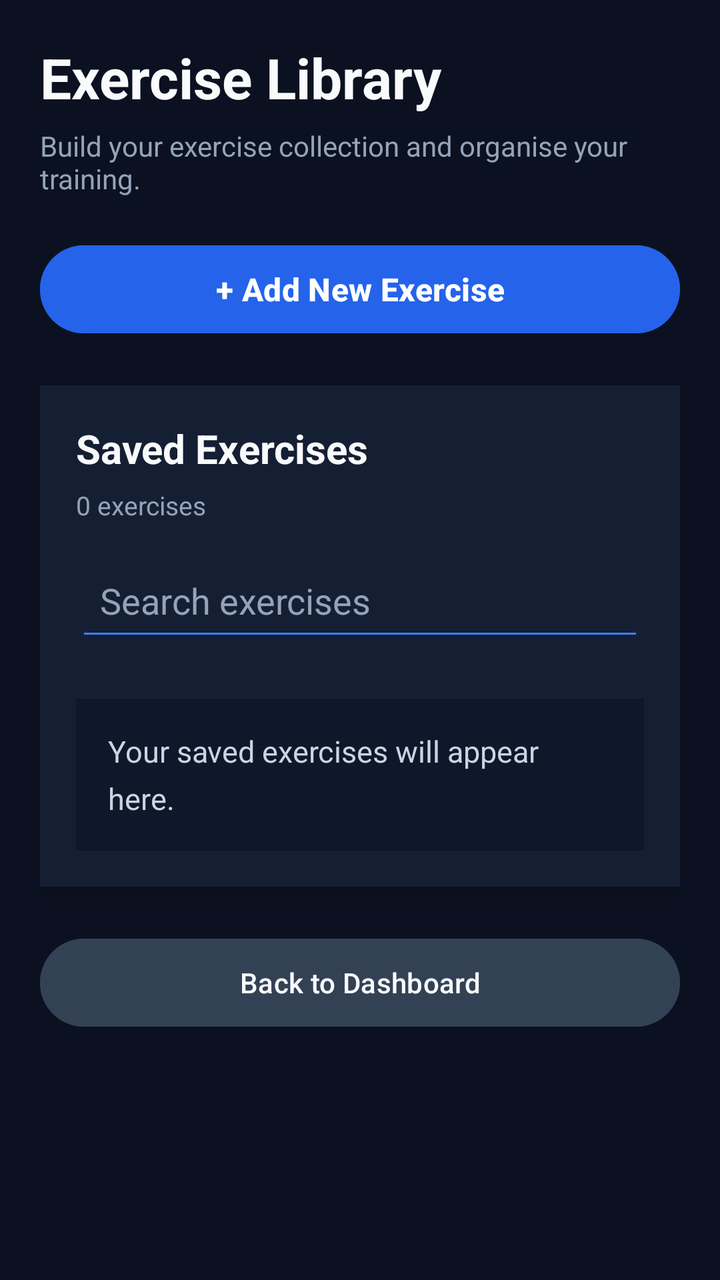
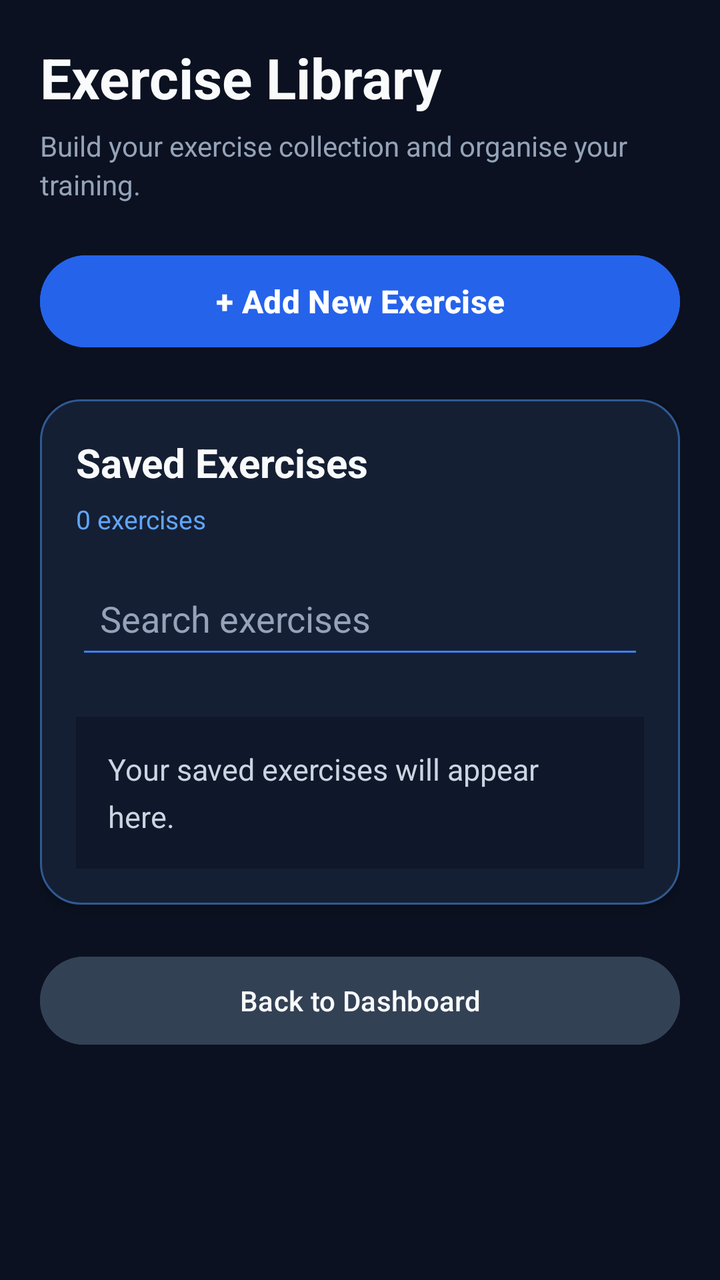

Screens rendered from an Android XML layout before and after an edit, with the pre-edit source and the edit as a unified diff.
<!-- AndroidManifest.xml: application theme Theme.GymTrackerPro -->
<!-- res/layout/activity_exercises.xml -->
<?xml version="1.0" encoding="utf-8"?>
<ScrollView xmlns:android="http://schemas.android.com/apk/res/android"
    android:layout_width="match_parent"
    android:layout_height="match_parent"
    android:background="#0B1120"
    android:fillViewport="true"
    android:scrollbars="none">

    <LinearLayout
        android:layout_width="match_parent"
        android:layout_height="wrap_content"
        android:orientation="vertical"
        android:padding="20dp">

        
        <TextView
            android:layout_width="match_parent"
            android:layout_height="wrap_content"
            android:text="Exercise Library"
            android:textColor="#F8FAFC"
            android:textSize="28sp"
            android:textStyle="bold" />

        <TextView
            android:layout_width="match_parent"
            android:layout_height="wrap_content"
            android:layout_marginTop="6dp"
            android:layout_marginBottom="20dp"
            android:text="Build your exercise collection and organise your training."
            android:textColor="#94A3B8"
            android:textSize="14sp" />

        
        <Button
            android:id="@+id/buttonToggleAdd"
            android:layout_width="match_parent"
            android:layout_height="52dp"
            android:text="+ Add New Exercise"
            android:textAllCaps="false"
            android:textColor="#FFFFFF"
            android:textSize="16sp"
            android:textStyle="bold"
            android:backgroundTint="#2563EB" />

        
        <LinearLayout
            android:id="@+id/cardAddExercise"
            android:layout_width="match_parent"
            android:layout_height="wrap_content"
            android:layout_marginTop="16dp"
            android:orientation="vertical"
            android:padding="18dp"
            android:background="#151F33"
            android:elevation="3dp"
            android:visibility="gone">

            <TextView
                android:layout_width="match_parent"
                android:layout_height="wrap_content"
                android:text="Add a new exercise"
                android:textColor="#F8FAFC"
                android:textSize="19sp"
                android:textStyle="bold"
                android:layout_marginBottom="18dp" />

            <TextView
                android:layout_width="match_parent"
                android:layout_height="wrap_content"
                android:text="Exercise name"
                android:textColor="#CBD5E1"
                android:textStyle="bold"
                android:textSize="14sp"
                android:layout_marginBottom="6dp" />

            <EditText
                android:id="@+id/editExerciseName"
                android:layout_width="match_parent"
                android:layout_height="54dp"
                android:hint="e.g. Bench Press"
                android:inputType="textCapWords"
                android:singleLine="true"
                android:padding="14dp"
                android:backgroundTint="#3B82F6"
                android:textColor="#F8FAFC"
                android:textColorHint="#94A3B8" />

            <TextView
                android:layout_width="match_parent"
                android:layout_height="wrap_content"
                android:text="Muscle group"
                android:textColor="#CBD5E1"
                android:textStyle="bold"
                android:textSize="14sp"
                android:layout_marginTop="18dp"
                android:layout_marginBottom="6dp" />

            <Spinner
                android:id="@+id/spinnerMuscleGroup"
                android:layout_width="match_parent"
                android:layout_height="54dp"
                android:backgroundTint="#3B82F6"
                android:paddingStart="10dp"
                android:paddingEnd="10dp" />

            <Button
                android:id="@+id/buttonSaveExercise"
                android:layout_width="match_parent"
                android:layout_height="54dp"
                android:layout_marginTop="22dp"
                android:text="Save Exercise"
                android:textAllCaps="false"
                android:textColor="#FFFFFF"
                android:textSize="16sp"
                android:textStyle="bold"
                android:backgroundTint="#2563EB" />

        </LinearLayout>

        
        <LinearLayout
            android:layout_width="match_parent"
            android:layout_height="wrap_content"
            android:layout_marginTop="22dp"
            android:orientation="vertical"
            android:padding="18dp"
            android:background="#151F33"
            android:elevation="3dp">

            <TextView
                android:layout_width="match_parent"
                android:layout_height="wrap_content"
                android:text="Saved Exercises"
                android:textColor="#F8FAFC"
                android:textSize="20sp"
                android:textStyle="bold"
                android:layout_marginBottom="6dp" />

            <TextView
                android:id="@+id/textExerciseCount"
                android:layout_width="match_parent"
                android:layout_height="wrap_content"
                android:text="0 exercises"
                android:textColor="#94A3B8"
                android:textSize="13sp"
                android:layout_marginBottom="14dp" />

            
            <EditText
                android:id="@+id/editSearchExercise"
                android:layout_width="match_parent"
                android:layout_height="50dp"
                android:hint="Search exercises"
                android:inputType="text"
                android:singleLine="true"
                android:padding="12dp"
                android:backgroundTint="#3B82F6"
                android:textColor="#F8FAFC"
                android:textColorHint="#94A3B8" />

            
            <HorizontalScrollView
                android:layout_width="match_parent"
                android:layout_height="wrap_content"
                android:layout_marginTop="12dp"
                android:layout_marginBottom="12dp"
                android:scrollbars="none">

                <com.google.android.material.chip.ChipGroup
                    android:id="@+id/chipGroupMuscle"
                    android:layout_width="wrap_content"
                    android:layout_height="wrap_content"
                    app:singleLine="true"
                    app:singleSelection="true"
                    xmlns:app="http://schemas.android.com/apk/res-auto" />

            </HorizontalScrollView>

            
            <TextView
                android:id="@+id/textExerciseEmpty"
                android:layout_width="match_parent"
                android:layout_height="wrap_content"
                android:minHeight="70dp"
                android:background="#0F172A"
                android:padding="16dp"
                android:text="Your saved exercises will appear here."
                android:textColor="#CBD5E1"
                android:textSize="15sp"
                android:lineSpacingExtra="6dp" />

            
            <LinearLayout
                android:id="@+id/containerExercises"
                android:layout_width="match_parent"
                android:layout_height="wrap_content"
                android:orientation="vertical" />

            
            <TextView
                android:id="@+id/textExerciseList"
                android:layout_width="match_parent"
                android:layout_height="wrap_content"
                android:visibility="gone" />

        </LinearLayout>

        
        <Button
            android:id="@+id/buttonBackHome"
            android:layout_width="match_parent"
            android:layout_height="52dp"
            android:layout_marginTop="22dp"
            android:layout_marginBottom="12dp"
            android:text="Back to Dashboard"
            android:textAllCaps="false"
            android:textColor="#F8FAFC"
            android:backgroundTint="#334155" />

    </LinearLayout>

</ScrollView>
<!-- resources referenced by this layout -->
<resources>
  <style name="Theme.GymTrackerPro" parent="Base.Theme.GymTrackerPro" />
  <style name="Base.Theme.GymTrackerPro" parent="Theme.Material3.Dark.NoActionBar">
          <item name="colorPrimary">@color/gt_blue</item>
          <item name="colorSurface">@color/gt_surface</item>
          <item name="android:windowBackground">@color/gt_background</item>
  
          
          <item name="android:statusBarColor">@color/gt_background</item>
          <item name="android:navigationBarColor">@color/gt_background</item>
          <item name="android:windowLightStatusBar">false</item>
      </style>
  <color name="gt_blue">#60A5FA</color>
  <color name="gt_surface">#151F33</color>
  <color name="gt_background">#0B1120</color>
</resources>

<!-- the commit's change to res/layout/activity_exercises.xml (unified diff, before → after) -->
@@ -1,5 +1,6 @@
 <?xml version="1.0" encoding="utf-8"?>
 <ScrollView xmlns:android="http://schemas.android.com/apk/res/android"
+    xmlns:app="http://schemas.android.com/apk/res-auto"
     android:layout_width="match_parent"
     android:layout_height="match_parent"
     android:background="#0B1120"
@@ -25,22 +26,23 @@
             android:layout_width="match_parent"
             android:layout_height="wrap_content"
             android:layout_marginTop="6dp"
-            android:layout_marginBottom="20dp"
+            android:layout_marginBottom="22dp"
             android:text="Build your exercise collection and organise your training."
             android:textColor="#94A3B8"
-            android:textSize="14sp" />
+            android:textSize="14sp"
+            android:lineSpacingExtra="3dp" />
 
         
         <Button
             android:id="@+id/buttonToggleAdd"
             android:layout_width="match_parent"
-            android:layout_height="52dp"
+            android:layout_height="54dp"
+            android:backgroundTint="#2563EB"
             android:text="+ Add New Exercise"
             android:textAllCaps="false"
             android:textColor="#FFFFFF"
             android:textSize="16sp"
-            android:textStyle="bold"
-            android:backgroundTint="#2563EB" />
+            android:textStyle="bold" />
 
         
         <LinearLayout
@@ -48,51 +50,51 @@
             android:layout_width="match_parent"
             android:layout_height="wrap_content"
             android:layout_marginTop="16dp"
+            android:background="@drawable/bg_card"
+            android:elevation="3dp"
             android:orientation="vertical"
             android:padding="18dp"
-            android:background="#151F33"
-            android:elevation="3dp"
             android:visibility="gone">
 
             <TextView
                 android:layout_width="match_parent"
                 android:layout_height="wrap_content"
+                android:layout_marginBottom="18dp"
                 android:text="Add a new exercise"
                 android:textColor="#F8FAFC"
                 android:textSize="19sp"
-                android:textStyle="bold"
-                android:layout_marginBottom="18dp" />
-
-            <TextView
-                android:layout_width="match_parent"
-                android:layout_height="wrap_content"
+                android:textStyle="bold" />
+
+            <TextView
+                android:layout_width="match_parent"
+                android:layout_height="wrap_content"
+                android:layout_marginBottom="6dp"
                 android:text="Exercise name"
                 android:textColor="#CBD5E1"
-                android:textStyle="bold"
                 android:textSize="14sp"
-                android:layout_marginBottom="6dp" />
+                android:textStyle="bold" />
 
             <EditText
                 android:id="@+id/editExerciseName"
                 android:layout_width="match_parent"
                 android:layout_height="54dp"
+                android:backgroundTint="#3B82F6"
                 android:hint="e.g. Bench Press"
                 android:inputType="textCapWords"
+                android:padding="14dp"
                 android:singleLine="true"
-                android:padding="14dp"
-                android:backgroundTint="#3B82F6"
                 android:textColor="#F8FAFC"
                 android:textColorHint="#94A3B8" />
 
             <TextView
                 android:layout_width="match_parent"
                 android:layout_height="wrap_content"
+                android:layout_marginTop="18dp"
+                android:layout_marginBottom="6dp"
                 android:text="Muscle group"
                 android:textColor="#CBD5E1"
-                android:textStyle="bold"
                 android:textSize="14sp"
-                android:layout_marginTop="18dp"
-                android:layout_marginBottom="6dp" />
+                android:textStyle="bold" />
 
             <Spinner
                 android:id="@+id/spinnerMuscleGroup"
@@ -107,12 +109,12 @@
                 android:layout_width="match_parent"
                 android:layout_height="54dp"
                 android:layout_marginTop="22dp"
+                android:backgroundTint="#2563EB"
                 android:text="Save Exercise"
                 android:textAllCaps="false"
                 android:textColor="#FFFFFF"
                 android:textSize="16sp"
-                android:textStyle="bold"
-                android:backgroundTint="#2563EB" />
+                android:textStyle="bold" />
 
         </LinearLayout>
 
@@ -121,39 +123,39 @@
             android:layout_width="match_parent"
             android:layout_height="wrap_content"
             android:layout_marginTop="22dp"
+            android:background="@drawable/bg_card"
+            android:elevation="3dp"
             android:orientation="vertical"
-            android:padding="18dp"
-            android:background="#151F33"
-            android:elevation="3dp">
-
-            <TextView
-                android:layout_width="match_parent"
-                android:layout_height="wrap_content"
+            android:padding="18dp">
+
+            <TextView
+                android:layout_width="match_parent"
+                android:layout_height="wrap_content"
+                android:layout_marginBottom="6dp"
                 android:text="Saved Exercises"
                 android:textColor="#F8FAFC"
                 android:textSize="20sp"
-                android:textStyle="bold"
-                android:layout_marginBottom="6dp" />
+                android:textStyle="bold" />
 
             <TextView
                 android:id="@+id/textExerciseCount"
                 android:layout_width="match_parent"
                 android:layout_height="wrap_content"
+                android:layout_marginBottom="16dp"
                 android:text="0 exercises"
-                android:textColor="#94A3B8"
-                android:textSize="13sp"
-                android:layout_marginBottom="14dp" />
+                android:textColor="#60A5FA"
+                android:textSize="13sp" />
 
             
             <EditText
                 android:id="@+id/editSearchExercise"
                 android:layout_width="match_parent"
                 android:layout_height="50dp"
+                android:backgroundTint="#3B82F6"
                 android:hint="Search exercises"
                 android:inputType="text"
+                android:padding="12dp"
                 android:singleLine="true"
-                android:padding="12dp"
-                android:backgroundTint="#3B82F6"
                 android:textColor="#F8FAFC"
                 android:textColorHint="#94A3B8" />
 
@@ -170,8 +172,7 @@
                     android:layout_width="wrap_content"
                     android:layout_height="wrap_content"
                     app:singleLine="true"
-                    app:singleSelection="true"
-                    xmlns:app="http://schemas.android.com/apk/res-auto" />
+                    app:singleSelection="true" />
 
             </HorizontalScrollView>
 
@@ -182,11 +183,11 @@
                 android:layout_height="wrap_content"
                 android:minHeight="70dp"
                 android:background="#0F172A"
+                android:lineSpacingExtra="6dp"
                 android:padding="16dp"
                 android:text="Your saved exercises will appear here."
                 android:textColor="#CBD5E1"
-                android:textSize="15sp"
-                android:lineSpacingExtra="6dp" />
+                android:textSize="15sp" />
 
             
             <LinearLayout
@@ -211,10 +212,10 @@
             android:layout_height="52dp"
             android:layout_marginTop="22dp"
             android:layout_marginBottom="12dp"
+            android:backgroundTint="#334155"
             android:text="Back to Dashboard"
             android:textAllCaps="false"
-            android:textColor="#F8FAFC"
-            android:backgroundTint="#334155" />
+            android:textColor="#F8FAFC" />
 
     </LinearLayout>
 
<!-- resource entries referenced after the edit -->
@@ -1,5 +1,12 @@
 <!-- resources referenced by this layout -->
 <resources>
+  <!-- drawable bg_card (drawable) -->
+  <?xml version="1.0" encoding="utf-8"?>
+  <shape xmlns:android="http://schemas.android.com/apk/res/android" android:shape="rectangle">
+      <solid android:color="@color/gt_surface" />
+      <corners android:radius="20dp" />
+      <stroke android:width="1dp" android:color="@color/gt_stroke" />
+  </shape>
   <style name="Theme.GymTrackerPro" parent="Base.Theme.GymTrackerPro" />
   <style name="Base.Theme.GymTrackerPro" parent="Theme.Material3.Dark.NoActionBar">
           <item name="colorPrimary">@color/gt_blue</item>
@@ -13,6 +20,7 @@
       </style>
   <color name="gt_blue">#60A5FA</color>
   <color name="gt_surface">#151F33</color>
+  <color name="gt_stroke">#2F5A94</color>
   <color name="gt_background">#0B1120</color>
 </resources>
 
